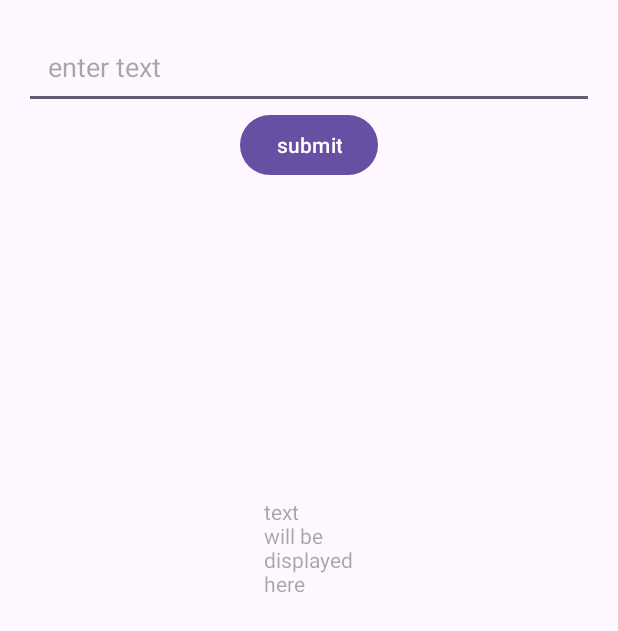
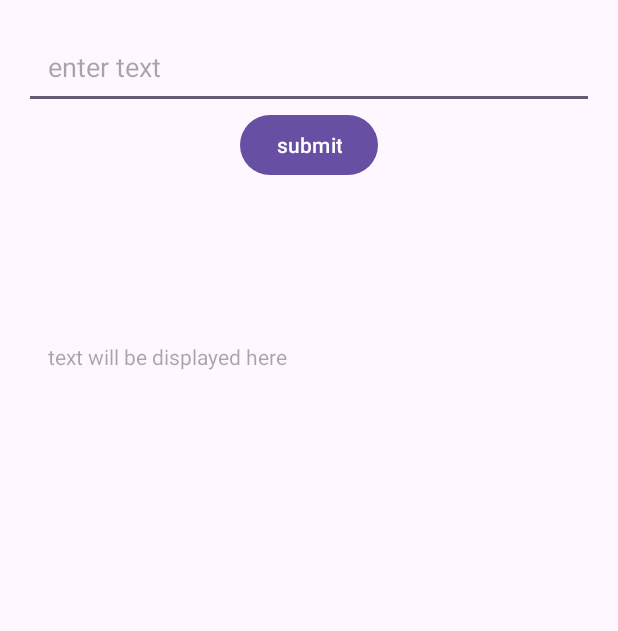
Before and after one commit to 28dhs01/vitto_task, an Android app: the screen it shows after launch (MainActivity), on a phone screen of 412 x 824 dp. Shown: the top 631 px of the screen. Run offline under Robolectric (Android 15) with nearby library versions, the phone set to English and light mode, and no system bars; our stand-ins replace Firebase (no records; nobody signed in at launch, a user with empty details on screens opened directly); 2 statements that could not run were skipped.

Commit message:
second_update

```diff
--- a/app/src/main/res/layout/activity_main.xml
+++ b/app/src/main/res/layout/activity_main.xml
@@ -34,7 +34,8 @@
         android:layout_width="match_parent"
         android:layout_height="wrap_content"
         android:layout_margin="16dp"
-        android:padding="160dp"
+        android:padding="16dp"
+        android:textAlignment="gravity"
         app:layout_constraintBottom_toBottomOf="parent"
         app:layout_constraintEnd_toEndOf="parent"
         app:layout_constraintHorizontal_bias="1.0"
```
